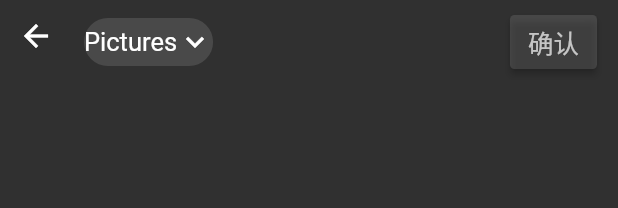
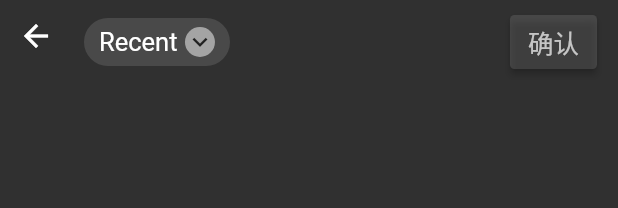
Before and after one commit to fxfSean/flutter_practice_demo, a Flutter app: the AssetsPicker widget shown alone on an empty page, opened directly, on a phone screen of 412 x 824 dp. Shown: the top 208 px of the screen. Run offline on Flutter 3.47's test engine with Material 2 defaults, Android fonts, the phone set to English and light mode, and no system bars.

Commit message:
feat: icon arrow

```diff
--- a/lib/src/assets/widget/assets_picker.dart
+++ b/lib/src/assets/widget/assets_picker.dart
@@ -72,6 +72,7 @@ class AssetsPicker extends StatelessWidget {
   Widget pathEntrySelector(BuildContext context) {
     return UnconstrainedBox(
       child: Container(
+        padding: EdgeInsets.symmetric(horizontal: 10),
         constraints: BoxConstraints(
           maxWidth: MediaQuery.of(context).size.width * 0.5
         ),
@@ -83,14 +84,23 @@ class AssetsPicker extends StatelessWidget {
         child: Row(
           mainAxisSize: MainAxisSize.min,
           children: [
-            Text('Pictures', style: TextStyle(
+            Text('Recent', style: TextStyle(
               fontSize: 17,
               fontWeight: FontWeight.normal,
             ),
               maxLines: 1,
               overflow: TextOverflow.ellipsis,
             ),
-            Icon(Icons.keyboard_arrow_down)
+            Padding(
+              padding: EdgeInsetsDirectional.only(start: 5),
+              child: DecoratedBox(
+                  decoration: BoxDecoration(
+                    shape: BoxShape.circle,
+                    color: theme.iconTheme.color!.withOpacity(0.5)
+                  ),
+                  child: Icon(Icons.keyboard_arrow_down,size: 20,
+                    color: theme.colorScheme.primary,)),
+            )
           ],
         ),
       ),
```
